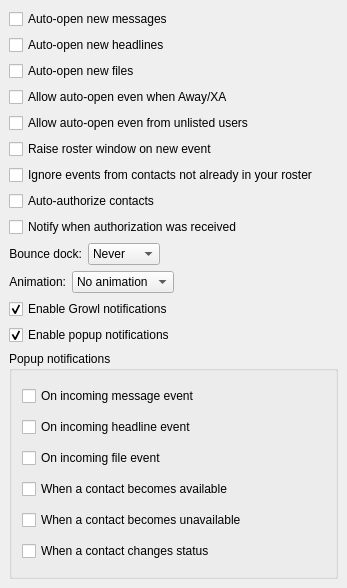
Old version of the form src/options/opt_events.ui in the repository psi-im/psi.
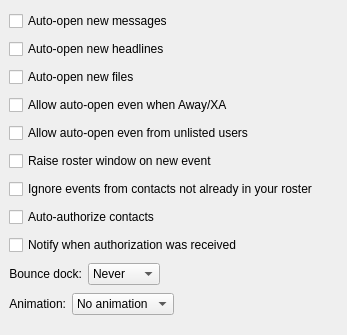
New version of the form.

Commit message: new popups. add dbus popups, add new tab at settings, add avatars at popups, many other changes

The edit to the form file:
```diff
--- a/src/options/opt_events.ui
+++ b/src/options/opt_events.ui
@@ -6,7 +6,7 @@
     <x>0</x>
     <y>0</y>
     <width>347</width>
-    <height>588</height>
+    <height>335</height>
    </rect>
   </property>
   <property name="windowTitle" >
@@ -192,83 +192,6 @@
      </item>
     </layout>
    </item>
-   <item>
-    <widget class="QCheckBox" name="ck_growl" >
-     <property name="text" >
-      <string>Enable Growl notifications</string>
-     </property>
-     <property name="checked" >
-      <bool>true</bool>
-     </property>
-    </widget>
-   </item>
-   <item>
-    <widget class="QCheckBox" name="ck_popupOn" >
-     <property name="text" >
-      <string>Enable popup notifications</string>
-     </property>
-     <property name="checked" >
-      <bool>true</bool>
-     </property>
-    </widget>
-   </item>
-   <item>
-    <widget class="QGroupBox" name="groupBox1" >
-     <property name="title" >
-      <string>Popup notifications</string>
-     </property>
-     <layout class="QVBoxLayout" >
-      <property name="margin" >
-       <number>10</number>
-      </property>
-      <property name="spacing" >
-       <number>6</number>
-      </property>
-      <item>
-       <widget class="QCheckBox" name="ck_popupOnMessage" >
-        <property name="text" >
-         <string>On incoming message event</string>
-        </property>
-       </widget>
-      </item>
-      <item>
-       <widget class="QCheckBox" name="ck_popupOnHeadline" >
-        <property name="text" >
-         <string>On incoming headline event</string>
-        </property>
-       </widget>
-      </item>
-      <item>
-       <widget class="QCheckBox" name="ck_popupOnFile" >
-        <property name="text" >
-         <string>On incoming file event</string>
-        </property>
-       </widget>
-      </item>
-      <item>
-       <widget class="QCheckBox" name="ck_popupOnOnline" >
-        <property name="text" >
-         <string>When a contact becomes available</string>
-        </property>
-       </widget>
-      </item>
-      <item>
-       <widget class="QCheckBox" name="ck_popupOnOffline" >
-        <property name="text" >
-         <string>When a contact becomes unavailable</string>
-        </property>
-       </widget>
-      </item>
-      <item>
-       <widget class="QCheckBox" name="ck_popupOnStatus" >
-        <property name="text" >
-         <string>When a contact changes status</string>
-        </property>
-       </widget>
-      </item>
-     </layout>
-    </widget>
-   </item>
   </layout>
  </widget>
  <layoutdefault spacing="6" margin="11" />
```
Left out of the diff: 26 changed lines with no effect on the pictures. The commit also changes 18 other files.
